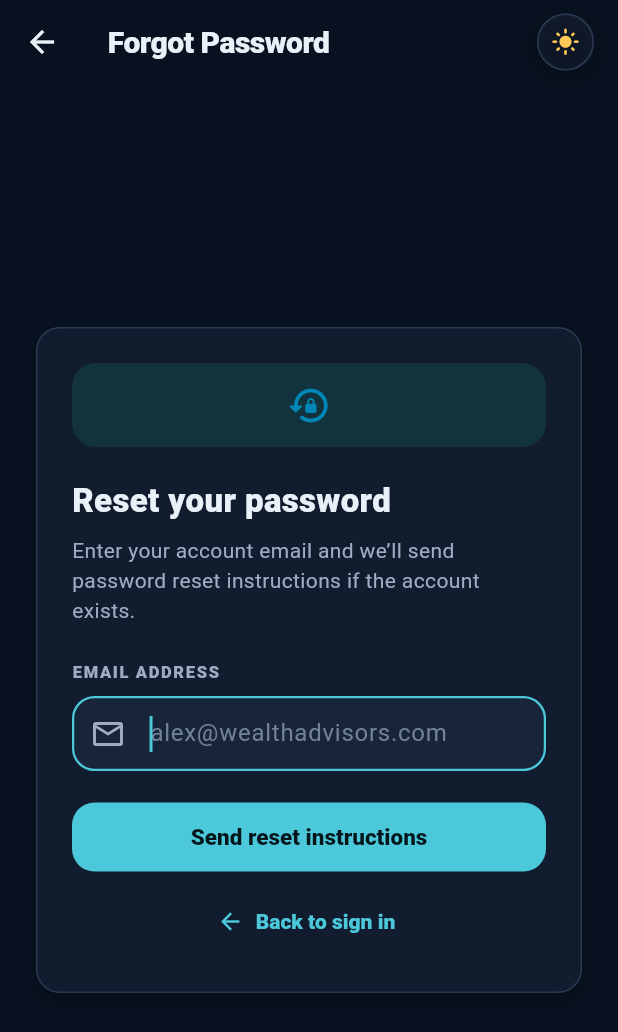
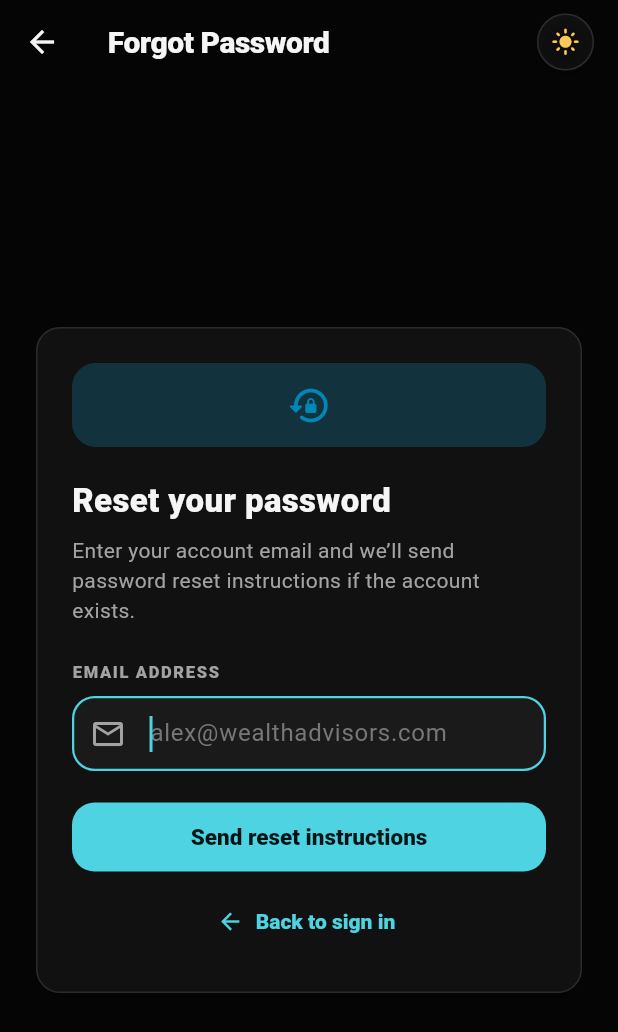
Before and after one commit to yesh9836/advisor_mobile_frontend, a Flutter app: the screen it shows after launch, after a tap on "Sign in", after a tap on the "dark mode" icon, after a tap on "Forgot password?", on a phone screen of 412 x 824 dp. Shown: the top 1032 px of the screen. Run offline on Flutter 3.47's test engine with Material 3 defaults, Android fonts, the phone set to English and light mode, and no system bars; our stand-ins replace file_picker, flutter_secure_storage; network calls fail.

Commit message:
fix: retain advisor tabs and refine dark navigation

```diff
--- a/flutter_frontend/lib/theme/app_theme.dart
+++ b/flutter_frontend/lib/theme/app_theme.dart
@@ -197,23 +197,23 @@ abstract final class AppTheme {
   }
 
   static ThemeData get dark {
-    const canvas = Color(0xFF08111F);
-    const surface = Color(0xFF111C2E);
-    const surfaceRaised = Color(0xFF17243A);
-    const ink = Color(0xFFEAF0F8);
-    const muted = Color(0xFF9DACC0);
-    const outline = Color(0xFF2A3A52);
-    const cyan = Color(0xFF4BC9DA);
+    const canvas = Color(0xFF050505);
+    const surface = Color(0xFF111111);
+    const surfaceRaised = Color(0xFF1A1A1A);
+    const ink = Color(0xFFF5F5F5);
+    const muted = Color(0xFFA3A3A3);
+    const outline = Color(0xFF2B2B2B);
+    const cyan = Color(0xFF4DD3E1);
 
     const scheme = ColorScheme.dark(
       primary: cyan,
-      onPrimary: Color(0xFF04161C),
+      onPrimary: Color(0xFF001416),
       secondary: Color(0xFF7DDDE8),
-      onSecondary: Color(0xFF04161C),
+      onSecondary: Color(0xFF001416),
       surface: surface,
       onSurface: ink,
       onSurfaceVariant: muted,
-      outline: Color(0xFF405169),
+      outline: Color(0xFF525252),
       outlineVariant: outline,
       error: Color(0xFFFF6B7D),
       onError: Color(0xFF2A050B),
@@ -282,7 +282,7 @@ abstract final class AppTheme {
       chipTheme: ChipThemeData(
         backgroundColor: surfaceRaised,
         selectedColor: cyan,
-        checkmarkColor: const Color(0xFF04161C),
+        checkmarkColor: const Color(0xFF001416),
         labelStyle: const TextStyle(
           color: ink,
           fontSize: 12,
@@ -304,7 +304,7 @@ abstract final class AppTheme {
           (states) => TextStyle(
             color: states.contains(WidgetState.selected)
                 ? cyan
-                : const Color(0xFF8290A5),
+                : const Color(0xFF929292),
             fontSize: 10,
             fontWeight: states.contains(WidgetState.selected)
                 ? FontWeight.w800
@@ -315,7 +315,7 @@ abstract final class AppTheme {
           (states) => IconThemeData(
             color: states.contains(WidgetState.selected)
                 ? cyan
-                : const Color(0xFF8290A5),
+                : const Color(0xFF929292),
             size: 21,
           ),
         ),
@@ -324,7 +324,7 @@ abstract final class AppTheme {
         filled: true,
         fillColor: surfaceRaised,
         labelStyle: const TextStyle(color: muted),
-        hintStyle: const TextStyle(color: Color(0xFF718198)),
+        hintStyle: const TextStyle(color: Color(0xFF777777)),
         prefixIconColor: muted,
         suffixIconColor: muted,
         contentPadding: const EdgeInsets.symmetric(
@@ -347,8 +347,8 @@ abstract final class AppTheme {
       filledButtonTheme: FilledButtonThemeData(
         style: FilledButton.styleFrom(
           backgroundColor: cyan,
-          foregroundColor: const Color(0xFF04161C),
-          disabledBackgroundColor: const Color(0xFF274550),
+          foregroundColor: const Color(0xFF001416),
+          disabledBackgroundColor: const Color(0xFF272727),
           minimumSize: const Size.fromHeight(46),
           elevation: 0,
           padding: const EdgeInsets.symmetric(horizontal: 18, vertical: 12),
@@ -379,7 +379,7 @@ abstract final class AppTheme {
         backgroundColor: surface,
         surfaceTintColor: surface,
         showDragHandle: true,
-        dragHandleColor: Color(0xFF41516A),
+        dragHandleColor: Color(0xFF555555),
         shape: RoundedRectangleBorder(
           borderRadius: BorderRadius.vertical(top: Radius.circular(28)),
         ),
@@ -389,7 +389,7 @@ abstract final class AppTheme {
         surfaceTintColor: surface,
       ),
       snackBarTheme: SnackBarThemeData(
-        backgroundColor: const Color(0xFF1E304A),
+        backgroundColor: const Color(0xFF1C1C1C),
         contentTextStyle: const TextStyle(color: ink),
         behavior: SnackBarBehavior.floating,
         shape: RoundedRectangleBorder(borderRadius: BorderRadius.circular(14)),
@@ -405,12 +405,12 @@ extension AppThemeContext on BuildContext {
   Color get appCanvas => Theme.of(this).scaffoldBackgroundColor;
   Color get appSurface => appScheme.surface;
   Color get appSurfaceRaised =>
-      isDarkMode ? const Color(0xFF17243A) : Colors.white;
+      isDarkMode ? const Color(0xFF1A1A1A) : Colors.white;
   Color get appInk => appScheme.onSurface;
   Color get appMuted => appScheme.onSurfaceVariant;
   Color get appOutline => appScheme.outlineVariant;
   Color get appSoftFill =>
-      isDarkMode ? const Color(0xFF152338) : const Color(0xFFF4FAFC);
+      isDarkMode ? const Color(0xFF181818) : const Color(0xFFF4FAFC);
   List<BoxShadow> get appCardShadows => isDarkMode
       ? [
           BoxShadow(
```
Also changed, not shown: flutter_frontend/lib/screens/advisor/advisor_shell.dart (+46 -31 lines).
